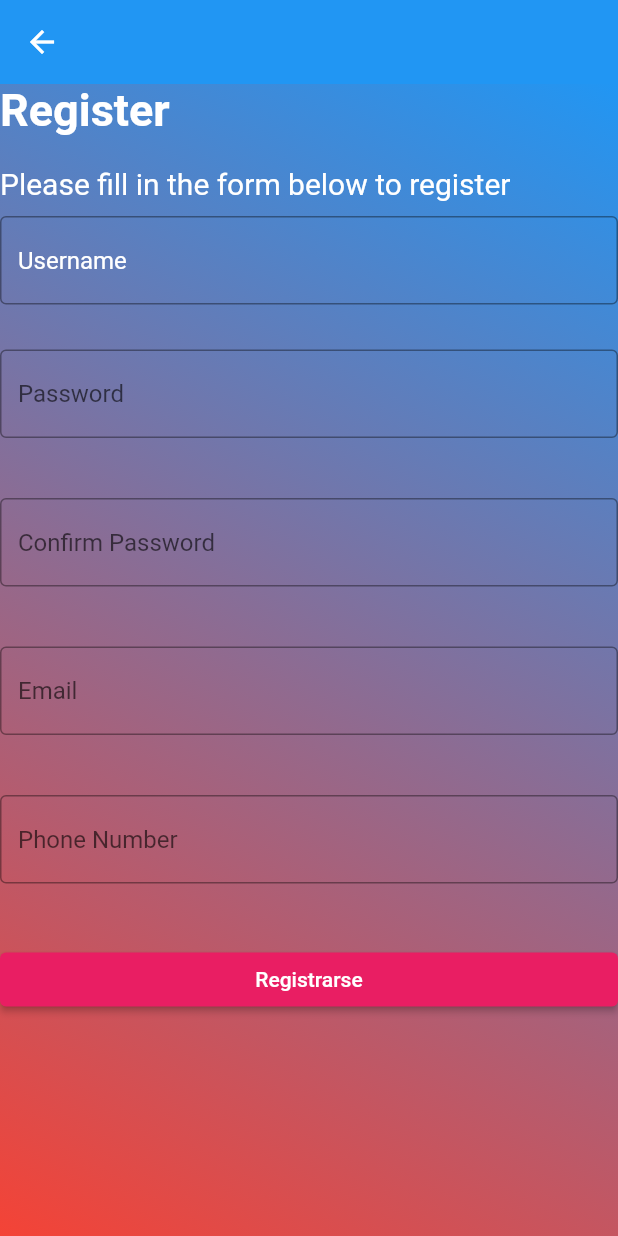
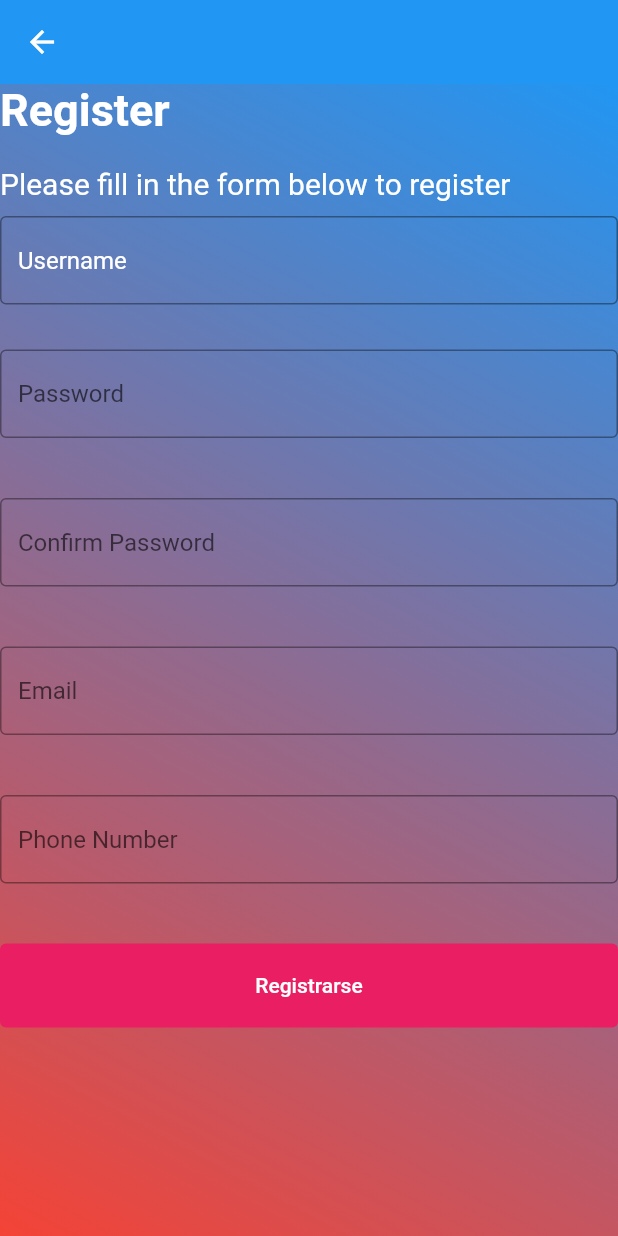
Before and after one commit to sweetnight19/loveFoundIt, a Flutter app: the RegisterPageFull screen opened directly, on a phone screen of 412 x 824 dp. Run offline on Flutter 3.47's test engine with Material 2 defaults, Android fonts, the phone set to English and light mode, and no system bars; missing offline and left inert: sign_button.

Commit message:
Replaced register button with custom one

```diff
--- a/lib/login/register.dart
+++ b/lib/login/register.dart
@@ -1,4 +1,5 @@
 import 'package:flutter/material.dart';
+import 'package:love_found_it/widgets/primary_button.dart';
 
 import '../custom_widget.dart';
 
@@ -95,16 +96,7 @@ class _RegisterPageFullState extends State<RegisterPageFull> {
                     ),
                   ),
                   SizedBox(height: 40),
-                  ElevatedButton(
-                    style: ButtonStyle(
-                        backgroundColor:
-                            MaterialStateProperty.all(Colors.pink)),
-                    child: Text(
-                      'Registrarse',
-                      style: TextStyle(color: Colors.white),
-                    ),
-                    onPressed: onRegister,
-                  )
+                  primaryButton('Registrarse')
                 ])
             )
         )
```
